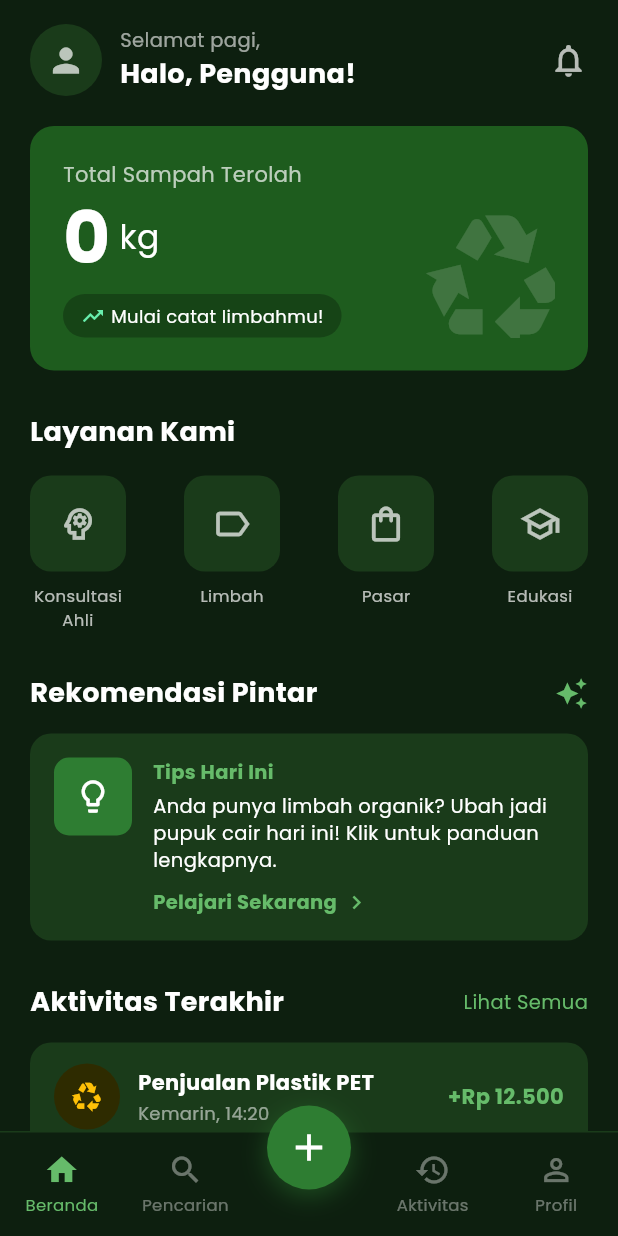
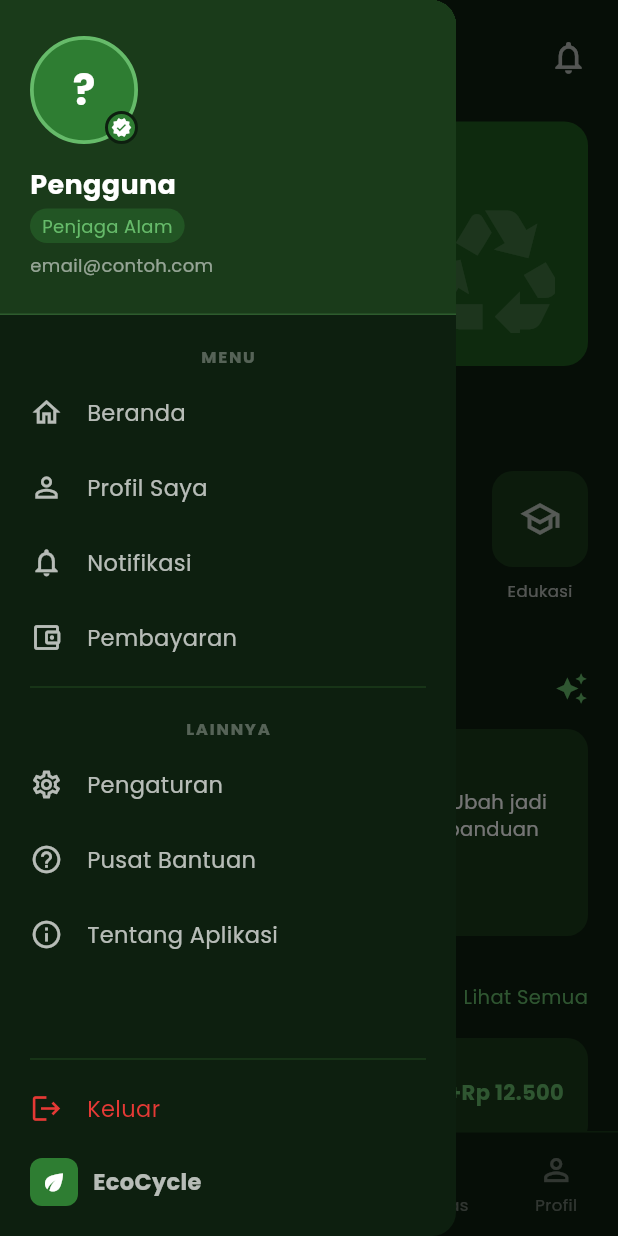
Before and after one commit to myasiirarafat07-ui/flutter_ecocycle, a Flutter app: the MainWrapper screen opened directly, with the side drawer open (before the commit the screen has no drawer), on a phone screen of 412 x 824 dp. Run offline on Flutter 3.47's test engine with Material 3 defaults, Android fonts, the phone set to English and light mode, and no system bars.

Commit message:
Add Drawer

```diff
--- a/lib/screens/home/home_screen.dart
+++ b/lib/screens/home/home_screen.dart
@@ -6,7 +6,11 @@ import '../../providers/user_provider.dart';
 import '../notification/notification_screen.dart';
 
 class HomeScreen extends StatelessWidget {
-  const HomeScreen({super.key});
+  // Callback ini dipanggil saat user tap ikon hamburger (≡)
+  // MainWrapper yang akan membuka drawer-nya
+  final VoidCallback? onOpenDrawer;
+
+  const HomeScreen({super.key, this.onOpenDrawer});
 
   static const _activities = [
     ActivityItem(
@@ -53,19 +57,17 @@ class HomeScreen extends StatelessWidget {
     return Row(
       mainAxisAlignment: MainAxisAlignment.spaceBetween,
       children: [
-        Row(
-          children: [
-            CircleAvatar(
-              radius: 24,
-              backgroundColor: AppColors.bgCard,
-              child: user.name.isNotEmpty
-                  ? Text(user.name[0].toUpperCase(),
-                      style: const TextStyle(
-                          color: Colors.white, fontSize: 18, fontWeight: FontWeight.bold))
-                  : const Icon(Icons.person, color: Colors.white70, size: 26),
+        // Ikon hamburger (≡) — tap untuk buka Drawer
+        GestureDetector(
+          onTap: onOpenDrawer,
+          behavior: HitTestBehavior.opaque,
+          child: const Padding(
+            padding: EdgeInsets.only(right: 12),
+            child: Icon(Icons.menu, color: Colors.white70, size: 26),
           ),
-            const SizedBox(width: 12),
-            Column(
+        ),
+        Expanded(
+          child: Column(
             crossAxisAlignment: CrossAxisAlignment.start,
             children: [
               Text(greeting, style: const TextStyle(color: AppColors.textMuted, fontSize: 13)),
@@ -74,7 +76,6 @@ class HomeScreen extends StatelessWidget {
                       color: AppColors.textWhite, fontSize: 18, fontWeight: FontWeight.bold)),
             ],
           ),
-          ],
         ),
         GestureDetector(
           onTap: () => Navigator.push(
--- a/lib/screens/main_wrapper.dart
+++ b/lib/screens/main_wrapper.dart
@@ -1,5 +1,6 @@
 import 'package:flutter/material.dart';
 import '../widgets/app_bottom_nav_bar.dart';
+import '../widgets/app_drawer.dart';
 import 'home/home_screen.dart';
 import 'profile/profile_screen.dart';
 // TODO: Import screen lain saat sudah dibuat:
@@ -11,6 +12,11 @@ import 'profile/profile_screen.dart';
 // Bertanggung jawab untuk:
 // - Menampilkan halaman aktif sesuai tab yang dipilih
 // - Menyediakan bottom nav bar yang konsisten di semua halaman
+// - Menyediakan Drawer (panel menu samping kiri)
+//
+// CARA BUKA DRAWER:
+// 1. Swipe dari kiri ke kanan di layar mana saja
+// 2. Tap ikon hamburger (≡) di AppBar HomeScreen
 // ============================================================
 class MainWrapper extends StatefulWidget {
   const MainWrapper({super.key});
@@ -20,16 +26,20 @@ class MainWrapper extends StatefulWidget {
 }
 
 class _MainWrapperState extends State<MainWrapper> {
+  // Key ini digunakan untuk membuka drawer secara programatik
+  // (dipanggil dari HomeScreen lewat callback openDrawer)
+  final GlobalKey<ScaffoldState> _scaffoldKey = GlobalKey<ScaffoldState>();
+
   // Index aktif: 0=Home, 1=Search, 3=Activity, 4=Profile
   int _currentIndex = 0;
 
   // Daftar halaman. Index sesuai bottom nav:
   // 0 = Home, 1 = Search, 2 = placeholder (FAB), 3 = Activity, 4 = Profile
-  final List<Widget> _pages = [
-    const HomeScreen(),
+  List<Widget> get _pages => [
+    HomeScreen(onOpenDrawer: _openDrawer), // kirim callback ke HomeScreen
     const _PlaceholderScreen(label: 'Pencarian'),   // TODO: Ganti dengan SearchScreen()
-    const SizedBox(),                             // slot FAB (tidak dipakai)
-    const _PlaceholderScreen(label: 'Aktivitas'), // TODO: Ganti dengan ActivityScreen()
+    const SizedBox(),                               // slot FAB (tidak dipakai)
+    const _PlaceholderScreen(label: 'Aktivitas'),   // TODO: Ganti dengan ActivityScreen()
     const ProfileScreen(),
   ];
 
@@ -37,9 +47,13 @@ class _MainWrapperState extends State<MainWrapper> {
     setState(() => _currentIndex = index);
   }
 
+  // Fungsi ini dipanggil HomeScreen saat user tap ikon hamburger
+  void _openDrawer() {
+    _scaffoldKey.currentState?.openDrawer();
+  }
+
   void _onAddTap() {
     // TODO: Tampilkan bottom sheet atau navigasi ke halaman tambah laporan
-    // showModalBottomSheet(context: context, builder: (_) => AddReportSheet());
     ScaffoldMessenger.of(context).showSnackBar(
       const SnackBar(
         content: Text('Tambah laporan baru'),
@@ -52,7 +66,13 @@ class _MainWrapperState extends State<MainWrapper> {
   @override
   Widget build(BuildContext context) {
     return Scaffold(
+      key: _scaffoldKey,
       backgroundColor: const Color(0xFF0D1F0F),
+
+      // Drawer panel kiri — muncul saat swipe dari kiri
+      // atau saat _openDrawer() dipanggil
+      drawer: const AppDrawer(),
+
       // IndexedStack menjaga state tiap halaman tetap hidup saat pindah tab
       body: IndexedStack(
         index: _currentIndex,
--- /dev/null
+++ b/lib/widgets/app_drawer.dart
@@ -0,0 +1,434 @@
+import 'package:flutter/material.dart';
+import 'package:provider/provider.dart';
+import '../providers/user_provider.dart';
+import '../screens/profile/profile_screen.dart';
+import '../screens/notification/notification_screen.dart';
+import '../screens/payment/payment_settings_screen.dart';
+
+// ============================================================
+// APP DRAWER
+// Panel samping kiri yang muncul saat:
+// - User swipe dari kiri ke kanan
+// - User tap ikon ☰ di AppBar (HomeScreen)
+//
+// Isi drawer: hal-hal yang tidak muat di bottom navbar,
+// seperti Settings, Bantuan, Tentang, dan Logout.
+// ============================================================
+class AppDrawer extends StatelessWidget {
+  const AppDrawer({super.key});
+
+  @override
+  Widget build(BuildContext context) {
+    final user = context.watch<UserProvider>();
+    final displayName = user.name.isEmpty ? 'Pengguna' : user.name;
+    final displayEmail = user.email.isEmpty ? 'email@contoh.com' : user.email;
+    final initials = user.name.isNotEmpty ? user.name[0].toUpperCase() : '?';
+
+    return Drawer(
+      backgroundColor: const Color(0xFF0D1F0F),
+      child: SafeArea(
+        child: Column(
+          children: [
+            // ── Header: Avatar + Nama + Role ──────────────────
+            _DrawerHeader(
+              initials: initials,
+              displayName: displayName,
+              displayEmail: displayEmail,
+              isPremium: user.isPremium,
+            ),
+
+            const SizedBox(height: 8),
+
+            // ── Menu Utama ────────────────────────────────────
+            _DrawerSectionLabel(label: 'Menu'),
+            _DrawerItem(
+              icon: Icons.home_outlined,
+              activeIcon: Icons.home,
+              label: 'Beranda',
+              onTap: () => Navigator.pop(context), // sudah di home, tutup saja
+            ),
+            _DrawerItem(
+              icon: Icons.person_outline,
+              activeIcon: Icons.person,
+              label: 'Profil Saya',
+              onTap: () {
+                Navigator.pop(context);
+                Navigator.push(
+                  context,
+                  MaterialPageRoute(builder: (_) => const ProfileScreen()),
+                );
+              },
+            ),
+            _DrawerItem(
+              icon: Icons.notifications_outlined,
+              activeIcon: Icons.notifications,
+              label: 'Notifikasi',
+              onTap: () {
+                Navigator.pop(context);
+                Navigator.push(
+                  context,
+                  MaterialPageRoute(builder: (_) => const NotificationScreen()),
+                );
+              },
+            ),
+            _DrawerItem(
+              icon: Icons.account_balance_wallet_outlined,
+              activeIcon: Icons.account_balance_wallet,
+              label: 'Pembayaran',
+              onTap: () {
+                Navigator.pop(context);
+                Navigator.push(
+                  context,
+                  MaterialPageRoute(builder: (_) => const PaymentSettingsScreen()),
+                );
+              },
+            ),
+
+            const _DrawerDivider(),
+
+            // ── Menu Lainnya ──────────────────────────────────
+            _DrawerSectionLabel(label: 'Lainnya'),
+            _DrawerItem(
+              icon: Icons.settings_outlined,
+              activeIcon: Icons.settings,
+              label: 'Pengaturan',
+              onTap: () {
+                Navigator.pop(context);
+                // TODO: Buat SettingsScreen dan navigasi ke sana
+                ScaffoldMessenger.of(context).showSnackBar(
+                  const SnackBar(
+                    content: Text('Halaman Pengaturan segera hadir!'),
+                    backgroundColor: Color(0xFF2E7D32),
+                    duration: Duration(seconds: 1),
+                  ),
+                );
+              },
+            ),
+            _DrawerItem(
+              icon: Icons.help_outline,
+              activeIcon: Icons.help,
+              label: 'Pusat Bantuan',
+              onTap: () {
+                Navigator.pop(context);
+                // TODO: Buat HelpCenterScreen dan navigasi ke sana
+                ScaffoldMessenger.of(context).showSnackBar(
+                  const SnackBar(
+                    content: Text('Halaman Bantuan segera hadir!'),
+                    backgroundColor: Color(0xFF2E7D32),
+                    duration: Duration(seconds: 1),
+                  ),
+                );
+              },
+            ),
+            _DrawerItem(
+              icon: Icons.info_outline,
+              activeIcon: Icons.info,
+              label: 'Tentang Aplikasi',
+              onTap: () {
+                Navigator.pop(context);
+                _showAboutDialog(context);
+              },
+            ),
+
+            const Spacer(),
+
+            // ── Logout ────────────────────────────────────────
+            const _DrawerDivider(),
+            _DrawerItem(
+              icon: Icons.logout,
+              activeIcon: Icons.logout,
+              label: 'Keluar',
+              isDestructive: true,
+              onTap: () => _confirmLogout(context),
+            ),
+
+            // ── Branding bawah ────────────────────────────────
+            const _DrawerBranding(),
+            const SizedBox(height: 12),
+          ],
+        ),
+      ),
+    );
+  }
+
+  // Dialog konfirmasi sebelum logout
+  void _confirmLogout(BuildContext context) {
+    showDialog(
+      context: context,
+      builder: (ctx) => AlertDialog(
+        backgroundColor: const Color(0xFF1A3B1A),
+        title: const Text('Keluar?', style: TextStyle(color: Colors.white)),
+        content: const Text(
+          'Kamu akan keluar dari akun ini.',
+          style: TextStyle(color: Colors.white70),
+        ),
+        actions: [
+          TextButton(
+            onPressed: () => Navigator.pop(ctx),
+            child: const Text('Batal', style: TextStyle(color: Colors.white60)),
+          ),
+          TextButton(
+            onPressed: () {
+              Navigator.pop(ctx); // tutup dialog
+              Navigator.pop(context); // tutup drawer
+              context.read<UserProvider>().logout();
+              Navigator.of(context).pushNamedAndRemoveUntil('/login', (_) => false);
+            },
+            child: const Text('Keluar', style: TextStyle(color: Color(0xFFE53935))),
+          ),
+        ],
+      ),
+    );
+  }
+
+  // Dialog info tentang app
+  void _showAboutDialog(BuildContext context) {
+    showDialog(
+      context: context,
+      builder: (ctx) => AlertDialog(
+        backgroundColor: const Color(0xFF1A3B1A),
+        title: Row(
+          children: [
+            Container(
+              width: 36,
+              height: 36,
+              decoration: BoxDecoration(
+                color: const Color(0xFF2E7D32),
+                borderRadius: BorderRadius.circular(8),
+              ),
+              child: const Icon(Icons.eco, color: Colors.white, size: 20),
+            ),
+            const SizedBox(width: 10),
+            const Text('EcoCycle', style: TextStyle(color: Colors.white)),
+          ],
+        ),
+        content: const Text(
+          'EcoCycle adalah aplikasi pengelolaan sampah berbasis komunitas '
+          'yang membantu kamu mendaur ulang dan menjual limbah dengan mudah.\n\n'
+          'Versi 1.0.0',
+          style: TextStyle(color: Colors.white70, height: 1.5),
+        ),
+        actions: [
+          TextButton(
+            onPressed: () => Navigator.pop(ctx),
+            child: const Text('Tutup', style: TextStyle(color: Color(0xFF66BB6A))),
+          ),
+        ],
+      ),
+    );
+  }
+}
+
+// ============================================================
+// SUB-WIDGETS DRAWER
+// ============================================================
+
+class _DrawerHeader extends StatelessWidget {
+  final String initials;
+  final String displayName;
+  final String displayEmail;
+  final bool isPremium;
+
+  const _DrawerHeader({
+    required this.initials,
+    required this.displayName,
+    required this.displayEmail,
+    required this.isPremium,
+  });
+
+  @override
+  Widget build(BuildContext context) {
+    return Container(
+      width: double.infinity,
+      padding: const EdgeInsets.fromLTRB(20, 24, 20, 24),
+      decoration: const BoxDecoration(
+        color: Color(0xFF1A3B1A),
+        border: Border(bottom: BorderSide(color: Color(0xFF2E5C2E), width: 1)),
+      ),
+      child: Column(
+        crossAxisAlignment: CrossAxisAlignment.start,
+        children: [
+          // Avatar dengan badge verified
+          Stack(
+            children: [
+              Container(
+                width: 72,
+                height: 72,
+                decoration: BoxDecoration(
+                  color: const Color(0xFF2E7D32),
+                  shape: BoxShape.circle,
+                  border: Border.all(color: const Color(0xFF66BB6A), width: 2.5),
+                ),
+                child: Center(
+                  child: Text(
+                    initials,
+                    style: const TextStyle(
+                      color: Colors.white,
+                      fontSize: 28,
+                      fontWeight: FontWeight.bold,
+                    ),
+                  ),
+                ),
+              ),
+              Positioned(
+                right: 0,
+                bottom: 0,
+                child: Container(
+                  width: 22,
+                  height: 22,
+                  decoration: BoxDecoration(
+                    color: const Color(0xFF2E7D32),
+                    shape: BoxShape.circle,
+                    border: Border.all(color: const Color(0xFF0D1F0F), width: 2),
+                  ),
+                  child: const Icon(Icons.verified, color: Colors.white, size: 14),
+                ),
+              ),
+            ],
+          ),
+          const SizedBox(height: 14),
+
+          // Nama user
+          Text(
+            displayName,
+            style: const TextStyle(
+              color: Colors.white,
+              fontSize: 18,
+              fontWeight: FontWeight.bold,
+            ),
+          ),
+          const SizedBox(height: 3),
+
+          // Role / badge
+          Container(
+            padding: const EdgeInsets.symmetric(horizontal: 8, vertical: 3),
+            decoration: BoxDecoration(
+              color: const Color(0xFF2E7D32).withOpacity(0.4),
+              borderRadius: BorderRadius.circular(12),
+            ),
+            child: Text(
+              isPremium ? 'Anggota Premium' : 'Penjaga Alam',
+              style: const TextStyle(color: Color(0xFF66BB6A), fontSize: 12),
+            ),
+          ),
+          const SizedBox(height: 6),
+
+          // Email
+          Text(
+            displayEmail,
+            style: const TextStyle(color: Colors.white54, fontSize: 12),
+          ),
+        ],
+      ),
+    );
+  }
+}
+
+class _DrawerItem extends StatelessWidget {
+  final IconData icon;
+  final IconData activeIcon;
+  final String label;
+  final VoidCallback onTap;
+  final bool isDestructive;
+
+  const _DrawerItem({
+    required this.icon,
+    required this.activeIcon,
+    required this.label,
+    required this.onTap,
+    this.isDestructive = false,
+  });
+
+  @override
+  Widget build(BuildContext context) {
+    final color = isDestructive ? const Color(0xFFE53935) : Colors.white70;
+
+    return InkWell(
+      onTap: onTap,
+      highlightColor: const Color(0xFF2E7D32).withOpacity(0.15),
+      splashColor: const Color(0xFF2E7D32).withOpacity(0.1),
+      child: Padding(
+        padding: const EdgeInsets.symmetric(horizontal: 20, vertical: 14),
+        child: Row(
+          children: [
+            Icon(icon, color: color, size: 22),
+            const SizedBox(width: 16),
+            Text(
+              label,
+              style: TextStyle(color: color, fontSize: 15),
+            ),
+          ],
+        ),
+      ),
+    );
+  }
+}
+
+class _DrawerSectionLabel extends StatelessWidget {
+  final String label;
+  const _DrawerSectionLabel({required this.label});
+
+  @override
+  Widget build(BuildContext context) {
+    return Padding(
+      padding: const EdgeInsets.fromLTRB(20, 12, 20, 4),
+      child: Text(
+        label.toUpperCase(),
+        style: const TextStyle(
+          color: Colors.white30,
+          fontSize: 11,
+          letterSpacing: 1.2,
+          fontWeight: FontWeight.w600,
+        ),
+      ),
+    );
+  }
+}
+
+class _DrawerDivider extends StatelessWidget {
+  const _DrawerDivider();
+
+  @override
+  Widget build(BuildContext context) {
+    return const Divider(
+      color: Color(0xFF1A3B1A),
+      thickness: 1,
+      height: 16,
+      indent: 20,
+      endIndent: 20,
+    );
+  }
+}
+
+class _DrawerBranding extends StatelessWidget {
+  const _DrawerBranding();
+
+  @override
+  Widget build(BuildContext context) {
+    return Padding(
+      padding: const EdgeInsets.symmetric(horizontal: 20, vertical: 8),
+      child: Row(
+        children: [
+          Container(
+            width: 32,
+            height: 32,
+            decoration: BoxDecoration(
+              color: const Color(0xFF2E7D32),
+              borderRadius: BorderRadius.circular(8),
+            ),
+            child: const Icon(Icons.eco, color: Colors.white, size: 18),
+          ),
+          const SizedBox(width: 10),
+          const Text(
+            'EcoCycle',
+            style: TextStyle(
+              color: Colors.white70,
+              fontSize: 15,
+              fontWeight: FontWeight.bold,
+            ),
+          ),
+        ],
+      ),
+    );
+  }
+}
```
Lines whose indentation alone changed are shown as unchanged.
